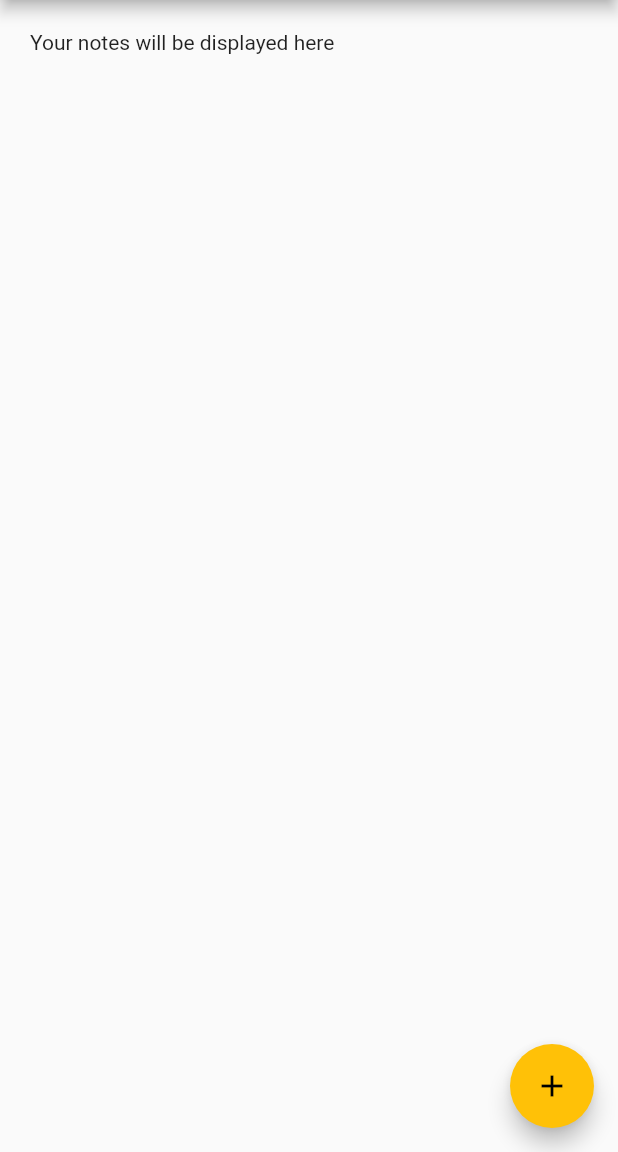
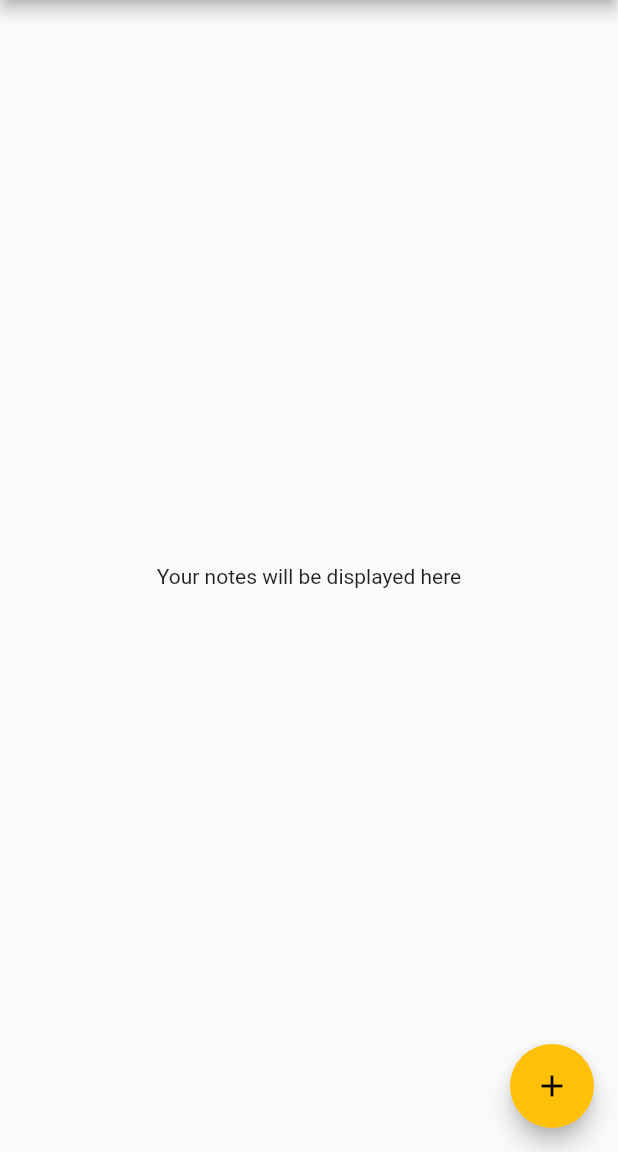
Before and after one commit to ricguti/note-taker, a Flutter app: the screen it shows after launch, on a phone screen of 412 x 824 dp, the part 84-1236 px from its top. Run offline on Flutter 3.47's test engine with Material 2 defaults, Android fonts, the phone set to English and light mode, and no system bars.

Commit message:
Replace custom method with LisView.builder

```diff
--- a/lib/views/home_view.dart
+++ b/lib/views/home_view.dart
@@ -22,15 +22,36 @@ class _HomeViewState extends State<HomeView> {
         title: Text(widget.title),
       ),
       body: Center(
-        child: ListView(
-          children: displayNotes(widget.notes),
-        ),
+        child: notes.isEmpty
+            ? Text('Your notes will be displayed here')
+            : ListView.builder(
+                itemCount: widget.notes.length,
+                itemBuilder: (BuildContext context, int index) {
+                  return GestureDetector(
+                    child: CardComponent(
+                        title: notes[index].title, body: notes[index].body),
+                    onTap: () {
+                      Navigator.push(
+                        context,
+                        MaterialPageRoute(
+                            builder: (context) => NoteView(
+                                  notes: widget.notes,
+                                  index: index,
+                                )),
+                      );
+                    },
+                  );
+                }),
       ),
       floatingActionButton: FloatingActionButton(
         onPressed: () {
           Navigator.push(
             context,
-            MaterialPageRoute(builder: (context) => NoteView(notes: widget.notes, index: -1,)),
+            MaterialPageRoute(
+                builder: (context) => NoteView(
+                      notes: widget.notes,
+                      index: -1,
+                    )),
           );
         },
         tooltip: 'Create Note',
@@ -38,32 +59,4 @@ class _HomeViewState extends State<HomeView> {
       ), // This trailing comma makes auto-formatting nicer for build methods.
     );
   }
-
-  List<Widget> displayNotes(List<Note> notes) {
-    List<Widget> notesToDisplay = List<Widget>();
-    if (notes.isEmpty) {
-      return [
-        Container(
-            padding: EdgeInsets.all(20.0),
-            child: Text(
-              'Your notes will be displayed here',
-            ))
-      ];
-    }
-
-    for (int i = 0; i < notes.length; i++) {
-      notesToDisplay.add(
-          GestureDetector(
-            child: CardComponent(title: notes[i].title, body: notes[i].body),
-            onTap: () {
-              Navigator.push(
-                context,
-                MaterialPageRoute(builder: (context) => NoteView(notes: widget.notes, index: i,)),
-              );
-            },
-          )
-      );
-    }
-    return notesToDisplay;
-  }
 }
```
